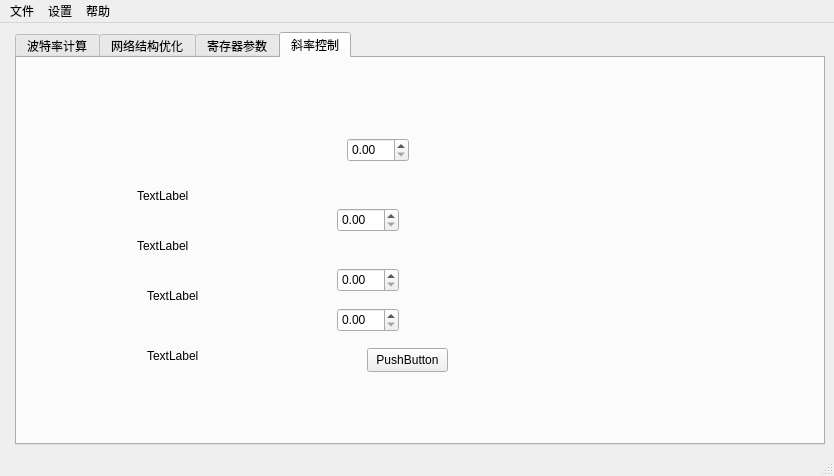
Before: the Qt Designer form mainwindow.ui in starpicke/ICS-system-opt, drawn with Qt 5.
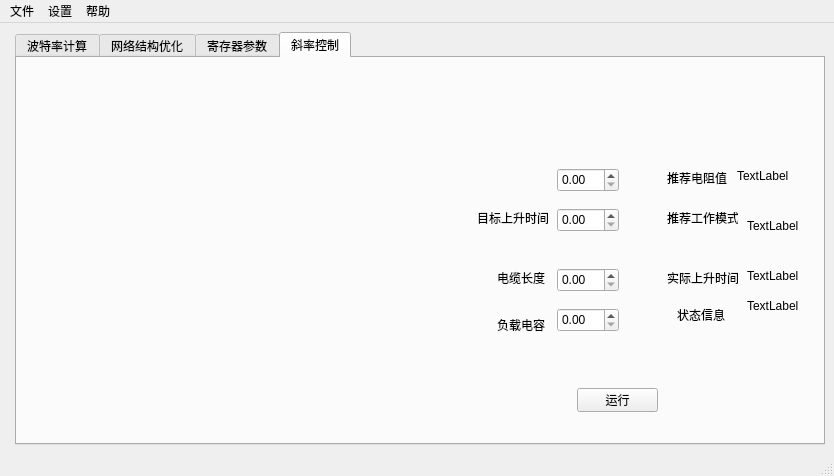
After: the same form once the commit is applied. The open tabs and pages were chosen to show the change. Icons and pictures are not drawn.

What changed in the file:
```diff
--- a/mainwindow.ui
+++ b/mainwindow.ui
@@ -195,29 +195,6 @@
          </layout>
         </widget>
        </widget>
-       <widget class="QLabel" name="label_12">
-        <property name="geometry">
-         <rect>
-          <x>60</x>
-          <y>280</y>
-          <width>54</width>
-          <height>16</height>
-         </rect>
-        </property>
-        <property name="text">
-         <string>总节点数</string>
-        </property>
-       </widget>
-       <widget class="QSpinBox" name="spinBox">
-        <property name="geometry">
-         <rect>
-          <x>120</x>
-          <y>270</y>
-          <width>42</width>
-          <height>24</height>
-         </rect>
-        </property>
-       </widget>
        <widget class="QLabel" name="label_2">
         <property name="geometry">
          <rect>
@@ -564,8 +541,8 @@
        <widget class="QDoubleSpinBox" name="slopeBaudRateSpinBox">
         <property name="geometry">
          <rect>
-          <x>330</x>
-          <y>80</y>
+          <x>540</x>
+          <y>110</y>
           <width>62</width>
           <height>24</height>
          </rect>
@@ -577,7 +554,7 @@
        <widget class="QDoubleSpinBox" name="slopeRiseTimeSpinBox">
         <property name="geometry">
          <rect>
-          <x>320</x>
+          <x>540</x>
           <y>150</y>
           <width>62</width>
           <height>24</height>
@@ -590,7 +567,7 @@
        <widget class="QDoubleSpinBox" name="slopeCableLengthSpinBox">
         <property name="geometry">
          <rect>
-          <x>320</x>
+          <x>540</x>
           <y>210</y>
           <width>62</width>
           <height>24</height>
@@ -603,7 +580,7 @@
        <widget class="QDoubleSpinBox" name="slopeCapacitanceSpinBox">
         <property name="geometry">
          <rect>
-          <x>320</x>
+          <x>540</x>
           <y>250</y>
           <width>62</width>
           <height>24</height>
@@ -616,8 +593,8 @@
        <widget class="QLabel" name="slopeResistorResultLabel">
         <property name="geometry">
          <rect>
-          <x>120</x>
-          <y>130</y>
+          <x>720</x>
+          <y>110</y>
           <width>54</width>
           <height>16</height>
          </rect>
@@ -629,8 +606,8 @@
        <widget class="QLabel" name="slopeModeLabel">
         <property name="geometry">
          <rect>
-          <x>120</x>
-          <y>180</y>
+          <x>730</x>
+          <y>160</y>
           <width>54</width>
           <height>16</height>
          </rect>
@@ -642,8 +619,8 @@
        <widget class="QLabel" name="slopeActualRiseTimeLabel">
         <property name="geometry">
          <rect>
-          <x>130</x>
-          <y>230</y>
+          <x>730</x>
+          <y>210</y>
           <width>54</width>
           <height>16</height>
          </rect>
@@ -655,8 +632,8 @@
        <widget class="QLabel" name="slopeStatusLabel">
         <property name="geometry">
          <rect>
-          <x>130</x>
-          <y>290</y>
+          <x>730</x>
+          <y>240</y>
           <width>54</width>
           <height>16</height>
          </rect>
@@ -668,14 +645,105 @@
        <widget class="QPushButton" name="slopeCalculateButton">
         <property name="geometry">
          <rect>
-          <x>350</x>
-          <y>290</y>
+          <x>560</x>
+          <y>330</y>
           <width>81</width>
           <height>24</height>
          </rect>
         </property>
         <property name="text">
-         <string>PushButton</string>
+         <string>运行</string>
+        </property>
+       </widget>
+       <widget class="QLabel" name="label_12">
+        <property name="geometry">
+         <rect>
+          <x>460</x>
+          <y>150</y>
+          <width>71</width>
+          <height>20</height>
+         </rect>
+        </property>
+        <property name="text">
+         <string>目标上升时间</string>
+        </property>
+       </widget>
+       <widget class="QLabel" name="label_13">
+        <property name="geometry">
+         <rect>
+          <x>480</x>
+          <y>210</y>
+          <width>51</width>
+          <height>20</height>
+         </rect>
+        </property>
+        <property name="text">
+         <string>电缆长度</string>
+        </property>
+       </widget>
+       <widget class="QLabel" name="label_14">
+        <property name="geometry">
+         <rect>
+          <x>480</x>
+          <y>260</y>
+          <width>49</width>
+          <height>14</height>
+         </rect>
+        </property>
+        <property name="text">
+         <string>负载电容</string>
+        </property>
+       </widget>
+       <widget class="QLabel" name="label_15">
+        <property name="geometry">
+         <rect>
+          <x>650</x>
+          <y>110</y>
+          <width>61</width>
+          <height>20</height>
+         </rect>
+        </property>
+        <property name="text">
+         <string>推荐电阻值</string>
+        </property>
+       </widget>
+       <widget class="QLabel" name="label_16">
+        <property name="geometry">
+         <rect>
+          <x>650</x>
+          <y>150</y>
+          <width>71</width>
+          <height>20</height>
+         </rect>
+        </property>
+        <property name="text">
+         <string>推荐工作模式</string>
+        </property>
+       </widget>
+       <widget class="QLabel" name="label_17">
+        <property name="geometry">
+         <rect>
+          <x>650</x>
+          <y>210</y>
+          <width>71</width>
+          <height>20</height>
+         </rect>
+        </property>
+        <property name="text">
+         <string>实际上升时间</string>
+        </property>
+       </widget>
+       <widget class="QLabel" name="label_18">
+        <property name="geometry">
+         <rect>
+          <x>660</x>
+          <y>250</y>
+          <width>49</width>
+          <height>14</height>
+         </rect>
+        </property>
+        <property name="text">
+         <string>状态信息</string>
         </property>
        </widget>
       </widget>
```
Left out of the diff: 50 changed lines with no effect on the pictures.
